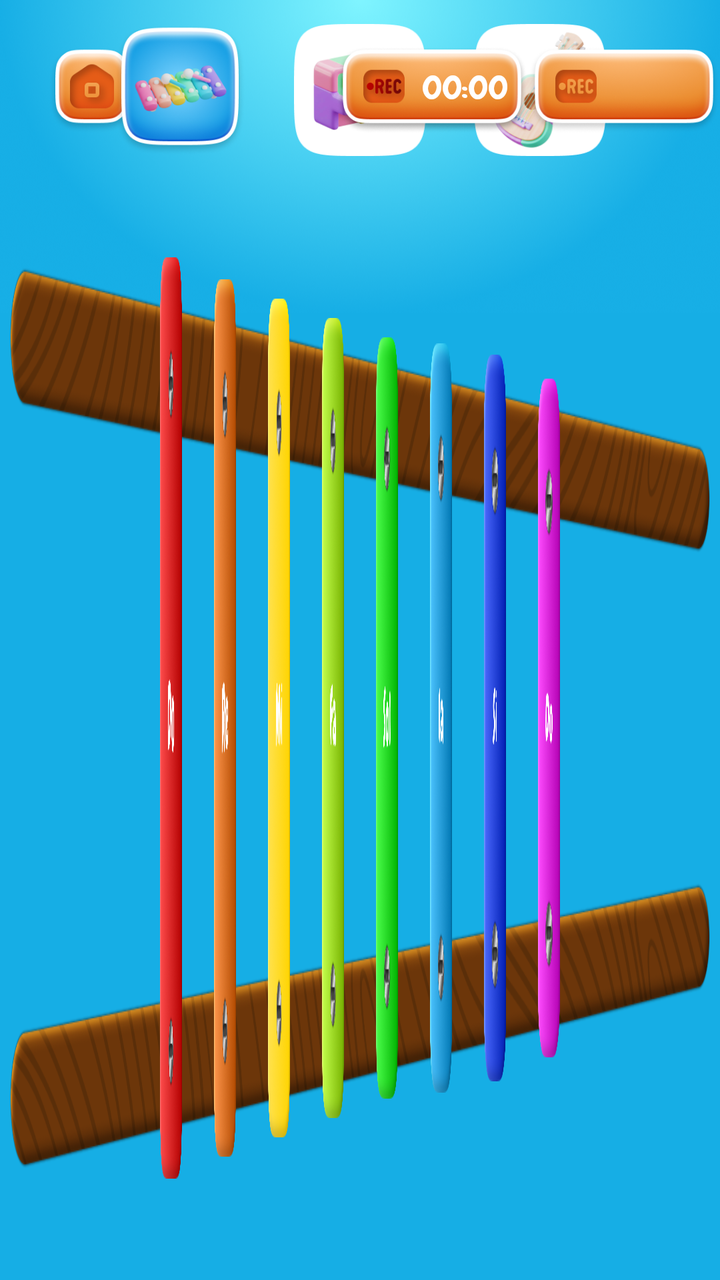
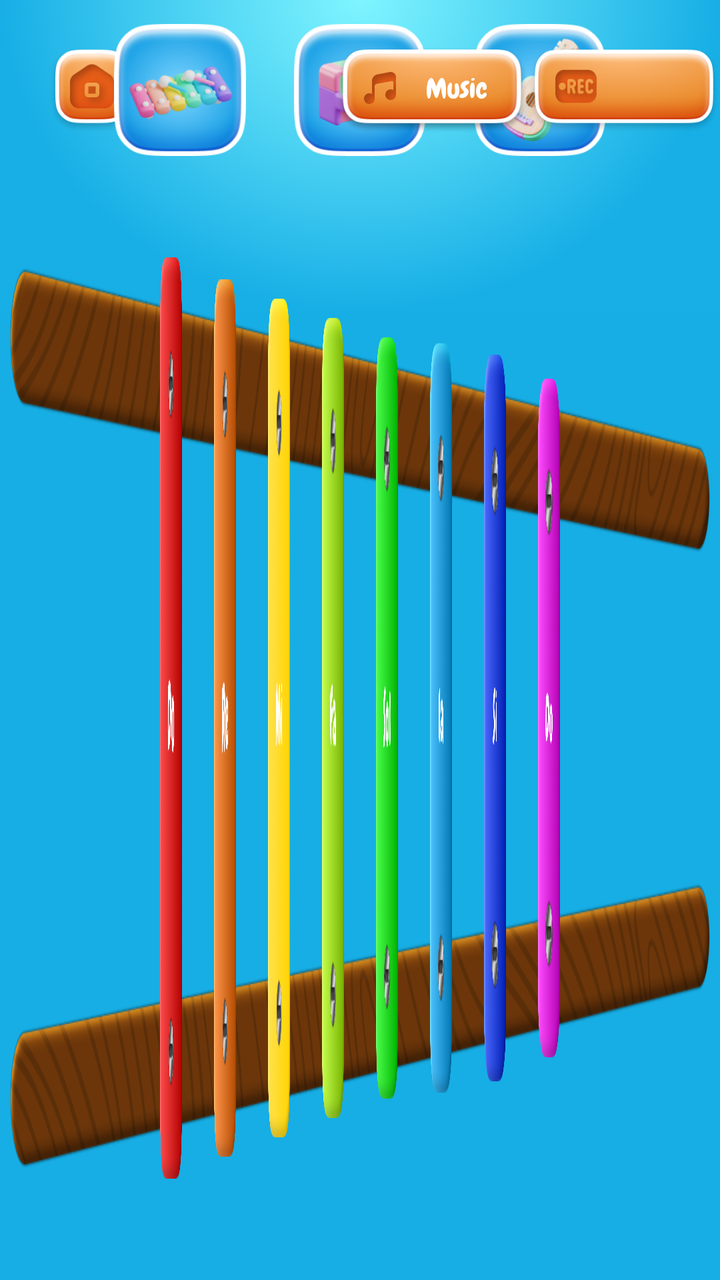

Before-and-after screenshots of an Android layout around one commit, followed by the original layout XML and the change that was made.
<!-- AndroidManifest.xml: application theme Theme.BaseProject -->
<!-- res/layout/activity_play.xml -->
<?xml version="1.0" encoding="utf-8"?>
<androidx.constraintlayout.widget.ConstraintLayout xmlns:android="http://schemas.android.com/apk/res/android"
    xmlns:app="http://schemas.android.com/apk/res-auto"
    android:layout_width="match_parent"
    android:layout_height="match_parent"
    android:background="@drawable/bg_play">

    <ImageView
        android:layout_width="44dp"
        android:layout_height="44dp"
        android:layout_marginStart="24dp"
        android:src="@drawable/ic_home"
        app:layout_constraintStart_toStartOf="parent"
        app:layout_constraintTop_toTopOf="@id/img2"
        app:layout_constraintBottom_toBottomOf="@id/img2"/>

    <ImageView
        android:id="@+id/img1"
        android:layout_width="66dp"
        android:layout_height="66dp"
        android:layout_marginEnd="24dp"
        android:src="@drawable/xylophone_selected"
        app:layout_constraintBottom_toBottomOf="@id/img2"
        app:layout_constraintEnd_toStartOf="@id/img2"
        app:layout_constraintTop_toTopOf="@id/img2" />

    <ImageView
        android:id="@+id/img2"
        android:layout_width="66dp"
        android:layout_height="66dp"
        android:layout_marginTop="12dp"
        android:src="@drawable/piano_selected"
        app:layout_constraintEnd_toEndOf="parent"
        app:layout_constraintStart_toStartOf="parent"
        app:layout_constraintTop_toTopOf="parent" />

    <ImageView
        android:id="@+id/img3"
        android:layout_width="66dp"
        android:layout_height="66dp"
        android:layout_marginStart="24dp"
        android:src="@drawable/guitar_selected"
        app:layout_constraintBottom_toBottomOf="@id/img2"
        app:layout_constraintStart_toEndOf="@id/img2"
        app:layout_constraintTop_toTopOf="@id/img1" />
    
    <ImageView
        android:id="@+id/btnRecord"
        android:layout_width="96dp"
        android:layout_height="44dp"
        android:src="@drawable/record_bg"
        android:scaleType="fitXY"
        app:layout_constraintEnd_toEndOf="parent"
        app:layout_constraintTop_toTopOf="@id/img2"
        app:layout_constraintBottom_toBottomOf="@id/img2"/>

    <ImageView
        android:id="@+id/btnMusic"
        android:layout_width="96dp"
        android:layout_height="44dp"
        android:src="@drawable/music_bg"
        android:scaleType="fitXY"
        app:layout_constraintEnd_toStartOf="@id/btnRecord"
        app:layout_constraintTop_toTopOf="@id/img2"
        app:layout_constraintBottom_toBottomOf="@id/img2"/>



    <ImageView
        android:id="@+id/btnStop"
        android:layout_width="96dp"
        android:layout_height="44dp"
        android:background="@drawable/stop_ic"
        android:scaleType="fitXY"
        android:visibility="invisible"
        app:layout_constraintEnd_toEndOf="parent"
        app:layout_constraintTop_toTopOf="@id/img2"
        app:layout_constraintBottom_toBottomOf="@id/img2"/>
    <androidx.constraintlayout.widget.ConstraintLayout
        android:id="@+id/btnCount"
        android:layout_width="96dp"
        android:layout_height="44dp"
        android:background="@drawable/ic_count"
        android:scaleType="fitXY"
        android:visibility="visible"
        app:layout_constraintEnd_toStartOf="@id/btnStop"
        app:layout_constraintTop_toTopOf="@id/img2"
        app:layout_constraintBottom_toBottomOf="@id/img2"
        >
        <TextView
            android:id="@+id/tvCount"
            android:layout_width="wrap_content"
            android:layout_height="wrap_content"
            android:text="00:00"
            android:layout_marginEnd="10dp"
            android:layout_marginBottom="3dp"
            app:layout_constraintEnd_toEndOf="parent"
            app:layout_constraintTop_toTopOf="parent"
            app:layout_constraintBottom_toBottomOf="parent"
            android:fontFamily="@font/chewy_regular"
            android:textSize="16sp"
            android:textColor="@color/white"

            />

    </androidx.constraintlayout.widget.ConstraintLayout>


    




    <ImageView
        android:id="@+id/frameMusic"
        android:layout_width="match_parent"
        android:layout_height="0dp"
        android:scaleType="fitXY"
        android:src="@drawable/frame_behind"
        app:layout_constraintBottom_toBottomOf="parent"
        app:layout_constraintTop_toBottomOf="@id/img2"/>

    <ImageView
        android:id="@+id/btnDo"
        android:layout_width="0dp"
        android:layout_height="0dp"
        app:layout_constraintHeight_percent="0.72"
        android:layout_marginStart="80dp"
        android:layout_marginEnd="8dp"
        android:scaleType="fitXY"
        android:src="@drawable/btn_do"
        app:layout_constraintStart_toStartOf="@id/frameMusic"
        app:layout_constraintEnd_toStartOf="@id/btnRe"
        app:layout_constraintTop_toTopOf="@id/frameMusic"
        app:layout_constraintBottom_toBottomOf="@id/frameMusic"
        app:layout_constraintHorizontal_chainStyle="packed"
        />
    <ImageView
        android:id="@+id/btnRe"
        android:layout_width="0dp"
        android:layout_height="0dp"
        app:layout_constraintHeight_percent="0.685"
        android:layout_marginStart="8dp"
        android:layout_marginEnd="8dp"
        android:src="@drawable/btn_re"
        android:scaleType="fitXY"
        app:layout_constraintStart_toEndOf="@id/btnDo"
        app:layout_constraintEnd_toStartOf="@id/btnMi"
        app:layout_constraintTop_toTopOf="@id/frameMusic"
        app:layout_constraintBottom_toBottomOf="@id/frameMusic"
        />
    <ImageView
        android:id="@+id/btnMi"
        android:layout_width="0dp"
        android:layout_height="0dp"
        app:layout_constraintHeight_percent="0.655"
        android:layout_marginStart="8dp"
        android:layout_marginEnd="8dp"
        android:src="@drawable/btn_mi"
        android:scaleType="fitXY"
        app:layout_constraintStart_toEndOf="@id/btnRe"
        app:layout_constraintEnd_toStartOf="@id/btnFa"
        app:layout_constraintTop_toTopOf="@id/frameMusic"
        app:layout_constraintBottom_toBottomOf="@id/frameMusic"
        />


    <ImageView
        android:id="@+id/btnFa"
        android:layout_width="0dp"
        android:layout_height="0dp"
        android:layout_marginStart="8dp"
        android:layout_marginEnd="8dp"
        android:src="@drawable/btn_fa"
        android:scaleType="fitXY"
        app:layout_constraintHeight_percent="0.625"
        app:layout_constraintStart_toEndOf="@id/btnMi"
        app:layout_constraintEnd_toStartOf="@id/btnSol"
        app:layout_constraintTop_toTopOf="@id/frameMusic"
        app:layout_constraintBottom_toBottomOf="@id/frameMusic"
        />
    <ImageView
        android:id="@+id/btnSol"
        android:layout_width="0dp"
        android:layout_height="0dp"
        android:layout_marginStart="8dp"
        android:layout_marginEnd="8dp"
        app:layout_constraintHeight_percent="0.595"
        android:src="@drawable/btn_sol"
        android:scaleType="fitXY"
        app:layout_constraintStart_toEndOf="@id/btnFa"
        app:layout_constraintEnd_toStartOf="@id/btnLa"
        app:layout_constraintTop_toTopOf="@id/frameMusic"
        app:layout_constraintBottom_toBottomOf="@id/frameMusic"
        />
    <ImageView
        android:id="@+id/btnLa"
        android:layout_width="0dp"
        android:layout_height="0dp"
        android:layout_marginStart="8dp"
        android:layout_marginEnd="8dp"
        android:src="@drawable/btn_la"
        android:scaleType="fitXY"
        app:layout_constraintHeight_percent="0.585"
        app:layout_constraintStart_toEndOf="@id/btnSol"
        app:layout_constraintEnd_toStartOf="@id/btnSi"
        app:layout_constraintTop_toTopOf="@id/frameMusic"
        app:layout_constraintBottom_toBottomOf="@id/frameMusic"
        />
    <ImageView
        android:id="@+id/btnSi"
        android:layout_width="0dp"
        android:layout_height="0dp"
        android:layout_marginStart="8dp"
        android:layout_marginEnd="8dp"
        android:src="@drawable/btn_si"
        android:scaleType="fitXY"
        app:layout_constraintHeight_percent=".568"
        app:layout_constraintStart_toEndOf="@id/btnLa"
        app:layout_constraintEnd_toStartOf="@id/btnDo2"
        app:layout_constraintTop_toTopOf="@id/frameMusic"
        app:layout_constraintBottom_toBottomOf="@id/frameMusic"
        />

    <ImageView
        android:id="@+id/btnDo2"
        android:layout_width="0dp"
        android:layout_height="0dp"
        android:layout_marginStart="8dp"
        android:layout_marginEnd="80dp"
        android:src="@drawable/btn_do2"
        android:scaleType="fitXY"
        app:layout_constraintHeight_percent=".53"
        app:layout_constraintStart_toEndOf="@id/btnSi"
        app:layout_constraintEnd_toEndOf="@id/frameMusic"
        app:layout_constraintTop_toTopOf="@id/frameMusic"
        app:layout_constraintBottom_toBottomOf="@id/frameMusic"
        />


</androidx.constraintlayout.widget.ConstraintLayout>
<!-- resources referenced by this layout -->
<resources>
  <color name="white">#FFFFFFFF</color>
  <!-- drawable bg_play: png bitmap (drawable, 353455 bytes) -->
  <!-- drawable btn_do: png bitmap (drawable, 139565 bytes) -->
  <!-- drawable btn_do2: png bitmap (drawable, 75261 bytes) -->
  <!-- drawable btn_fa: png bitmap (drawable, 122351 bytes) -->
  <!-- drawable btn_la: png bitmap (drawable, 102064 bytes) -->
  <!-- drawable btn_mi: png bitmap (drawable, 117421 bytes) -->
  <!-- drawable btn_re: png bitmap (drawable, 145250 bytes) -->
  <!-- drawable btn_si: png bitmap (drawable, 92458 bytes) -->
  <!-- drawable btn_sol: png bitmap (drawable, 102312 bytes) -->
  <!-- drawable frame_behind: png bitmap (drawable, 271682 bytes) -->
  <!-- drawable guitar_selected: png bitmap (drawable, 25570 bytes) -->
  <!-- drawable ic_count: png bitmap (drawable, 44740 bytes) -->
  <!-- drawable ic_home: png bitmap (drawable, 21566 bytes) -->
  <!-- drawable music_bg: png bitmap (drawable, 41853 bytes) -->
  <!-- drawable piano_selected: png bitmap (drawable, 24908 bytes) -->
  <!-- drawable record_bg: png bitmap (drawable, 44850 bytes) -->
  <!-- drawable stop_ic: png bitmap (drawable, 35462 bytes) -->
  <!-- drawable xylophone_selected: png bitmap (drawable, 57157 bytes) -->
  <style name="Theme.BaseProject" parent="Base.Theme.BaseProject" />
  <style name="Base.Theme.BaseProject" parent="Theme.Material3.DayNight.NoActionBar">
          <item name="android:windowTranslucentStatus">false</item>
          <item name="android:statusBarColor">@android:color/transparent</item>
          <item name="android:windowTranslucentNavigation">false</item>
          <item name="android:fitsSystemWindows">false</item>
      </style>
</resources>

<!-- the commit's change to res/layout/activity_play.xml (unified diff, before → after) -->
@@ -3,7 +3,9 @@
     xmlns:app="http://schemas.android.com/apk/res-auto"
     android:layout_width="match_parent"
     android:layout_height="match_parent"
-    android:background="@drawable/bg_play">
+    xmlns:tools="http://schemas.android.com/tools"
+    android:background="@drawable/bg_play"
+    tools:context=".activity_app.main.PlayActivity">
 
     <ImageView
         android:layout_width="44dp"
@@ -19,7 +21,7 @@
         android:layout_width="66dp"
         android:layout_height="66dp"
         android:layout_marginEnd="24dp"
-        android:src="@drawable/xylophone_selected"
+        android:src="@drawable/xylo_selected"
         app:layout_constraintBottom_toBottomOf="@id/img2"
         app:layout_constraintEnd_toStartOf="@id/img2"
         app:layout_constraintTop_toTopOf="@id/img2" />
@@ -54,28 +56,31 @@
         app:layout_constraintTop_toTopOf="@id/img2"
         app:layout_constraintBottom_toBottomOf="@id/img2"/>
 
-    <ImageView
-        android:id="@+id/btnMusic"
-        android:layout_width="96dp"
-        android:layout_height="44dp"
-        android:src="@drawable/music_bg"
-        android:scaleType="fitXY"
-        app:layout_constraintEnd_toStartOf="@id/btnRecord"
-        app:layout_constraintTop_toTopOf="@id/img2"
-        app:layout_constraintBottom_toBottomOf="@id/img2"/>
-
-
-
-    <ImageView
+
+
+
+
+    <FrameLayout
         android:id="@+id/btnStop"
         android:layout_width="96dp"
         android:layout_height="44dp"
         android:background="@drawable/stop_ic"
-        android:scaleType="fitXY"
         android:visibility="invisible"
         app:layout_constraintEnd_toEndOf="parent"
         app:layout_constraintTop_toTopOf="@id/img2"
-        app:layout_constraintBottom_toBottomOf="@id/img2"/>
+        app:layout_constraintBottom_toBottomOf="@id/img2">
+        <TextView
+            android:layout_width="match_parent"
+            android:layout_height="wrap_content"
+            android:text="@string/stop"
+            android:gravity="center"
+            android:layout_gravity="center"
+            android:fontFamily="@font/chewy_regular"
+            android:textSize="16sp"
+            android:textColor="@color/white"
+            />
+
+    </FrameLayout>
     <androidx.constraintlayout.widget.ConstraintLayout
         android:id="@+id/btnCount"
         android:layout_width="96dp"
@@ -92,7 +97,7 @@
             android:layout_width="wrap_content"
             android:layout_height="wrap_content"
             android:text="00:00"
-            android:layout_marginEnd="10dp"
+            android:layout_marginEnd="13dp"
             android:layout_marginBottom="3dp"
             app:layout_constraintEnd_toEndOf="parent"
             app:layout_constraintTop_toTopOf="parent"
@@ -106,7 +111,51 @@
     </androidx.constraintlayout.widget.ConstraintLayout>
 
 
-    
+    <androidx.constraintlayout.widget.ConstraintLayout
+        android:id="@+id/btnMusic"
+        android:layout_width="wrap_content"
+        android:layout_height="44dp"
+        android:background="@drawable/music_bg"
+        app:layout_constraintEnd_toStartOf="@id/btnRecord"
+        app:layout_constraintTop_toTopOf="@id/img2"
+        app:layout_constraintBottom_toBottomOf="@id/img2">
+
+        <ImageView
+            android:id="@+id/ic_music"
+            android:layout_width="16dp"
+            android:layout_height="16dp"
+            android:src="@drawable/ic_music"
+            android:scaleType="fitXY"
+            app:layout_constraintTop_toTopOf="parent"
+            app:layout_constraintBottom_toBottomOf="parent"
+            app:layout_constraintStart_toStartOf="parent"
+            android:layout_marginBottom="2dp"
+            android:layout_marginStart="14dp"/>
+
+        
+        <TextView
+            android:id="@+id/idMusic"
+            android:paddingStart="15dp"
+            android:layout_width="wrap_content"
+            android:layout_height="wrap_content"
+            android:layout_gravity="center"
+            android:textColor="@color/white"
+            android:text="@string/music"
+            android:layout_marginEnd="20dp"
+            android:visibility="visible"
+            android:layout_marginBottom="2dp"
+            android:fontFamily="@font/chewy_regular"
+            app:layout_constraintEnd_toEndOf="parent"
+            app:layout_constraintTop_toTopOf="parent"
+            app:layout_constraintStart_toEndOf="@id/ic_music"
+            app:layout_constraintBottom_toBottomOf="parent"
+            />
+
+
+
+    </androidx.constraintlayout.widget.ConstraintLayout>
+
+
 
 
 
<!-- resource entries referenced after the edit -->
@@ -11,14 +11,17 @@
   <!-- drawable btn_si: png bitmap (drawable, 92458 bytes) -->
   <!-- drawable btn_sol: png bitmap (drawable, 102312 bytes) -->
   <!-- drawable frame_behind: png bitmap (drawable, 271682 bytes) -->
-  <!-- drawable guitar_selected: png bitmap (drawable, 25570 bytes) -->
+  <!-- drawable guitar_selected: png bitmap (drawable, 35702 bytes) -->
   <!-- drawable ic_count: png bitmap (drawable, 44740 bytes) -->
   <!-- drawable ic_home: png bitmap (drawable, 21566 bytes) -->
-  <!-- drawable music_bg: png bitmap (drawable, 41853 bytes) -->
-  <!-- drawable piano_selected: png bitmap (drawable, 24908 bytes) -->
+  <!-- drawable ic_music: png bitmap (drawable, 1621 bytes) -->
+  <!-- drawable music_bg: png bitmap (drawable, 41028 bytes) -->
+  <!-- drawable piano_selected: png bitmap (drawable, 34460 bytes) -->
   <!-- drawable record_bg: png bitmap (drawable, 44850 bytes) -->
   <!-- drawable stop_ic: png bitmap (drawable, 35462 bytes) -->
-  <!-- drawable xylophone_selected: png bitmap (drawable, 57157 bytes) -->
+  <!-- drawable xylo_selected: png bitmap (drawable, 34860 bytes) -->
+  <string name="music">Music</string>
+  <string name="stop">Stop</string>
   <style name="Theme.BaseProject" parent="Base.Theme.BaseProject" />
   <style name="Base.Theme.BaseProject" parent="Theme.Material3.DayNight.NoActionBar">
           <item name="android:windowTranslucentStatus">false</item>
